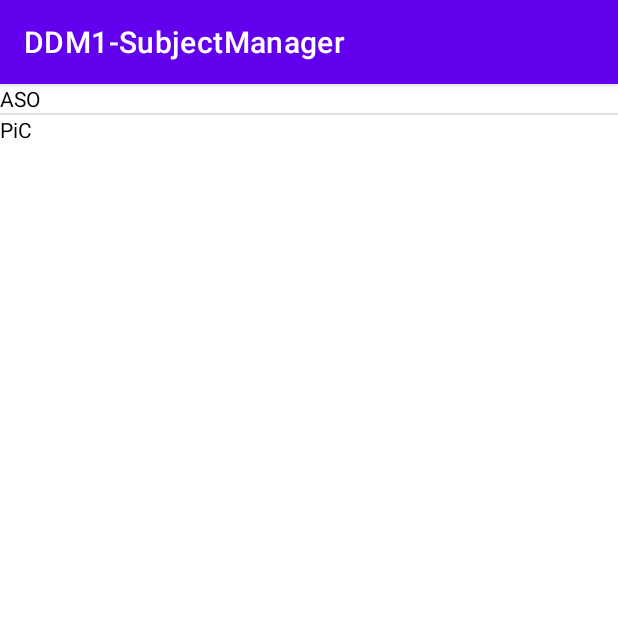
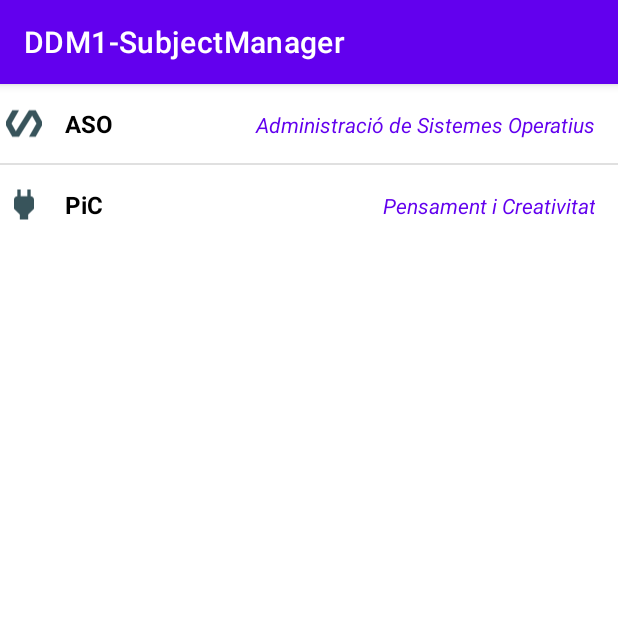
Before and after one commit to guillemmiro97/DDM1-SubjectManager, an Android app: the screen it shows after launch (MainActivity), on a phone screen of 412 x 824 dp, the top half of it. Run offline under Robolectric (Android 15) with nearby library versions, the phone set to English and light mode, and no system bars.

Commit message:
Custom adapter of list done, and description added

```diff
--- /dev/null
+++ b/app/src/main/java/com/example/ddm1_subjectmanager/CustomAdapter.java
@@ -0,0 +1,58 @@
+package com.example.ddm1_subjectmanager;
+
+import android.content.Context;
+import android.view.LayoutInflater;
+import android.view.View;
+import android.view.ViewGroup;
+import android.widget.BaseAdapter;
+import android.widget.ImageView;
+import android.widget.TextView;
+
+public class CustomAdapter extends BaseAdapter {
+
+    private Context context;
+    private String[] subjectTitles;
+    private int[] subjectImages;
+    private String[] subjectDescriptions;
+    private LayoutInflater layoutInflater;
+
+    public CustomAdapter(Context context, String[] subjectTitles, int[] subjectImages, String[] subjectDescriptions) {
+        this.context = context;
+        this.subjectTitles = subjectTitles;
+        this.subjectImages = subjectImages;
+        this.subjectDescriptions = subjectDescriptions;
+        layoutInflater = (LayoutInflater.from(context));
+    }
+
+
+
+    @Override
+    public int getCount() {
+        return subjectTitles.length;
+    }
+
+    @Override
+    public Object getItem(int i) {
+        return null;
+    }
+
+    @Override
+    public long getItemId(int i) {
+        return 0;
+    }
+
+    @Override
+    public View getView(int i, View view, ViewGroup viewGroup) {
+        view = layoutInflater.inflate(R.layout.activity_listview, null);
+        ImageView logo = view.findViewById(R.id.imageLogo);
+        TextView title = view.findViewById(R.id.subjectTitle);
+        TextView description = view.findViewById(R.id.subjectDescription);
+
+        logo.setImageResource(subjectImages[i]);
+        title.setText(subjectTitles[i]);
+        description.setText(subjectDescriptions[i]);
+
+        return view;
+
+    }
+}
--- a/app/src/main/java/com/example/ddm1_subjectmanager/MainActivity.java
+++ b/app/src/main/java/com/example/ddm1_subjectmanager/MainActivity.java
@@ -21,16 +21,21 @@ public class MainActivity extends AppCompatActivity {
         subjects.add(new Subject("PiC", R.drawable.piclogo, "Pensament i Creativitat"));
 
         String names[] = new String[subjects.size()];
+        String descriptions[] = new String[subjects.size()];
+        int[] logos = new int[subjects.size()];
 
         for (int i = 0; i < subjects.size(); i++) {
             names[i] = subjects.get(i).getTitle();
+            logos[i] = subjects.get(i).getLogoImage();
+            descriptions[i] = subjects.get(i).getDescription();
         }
+
+
 
         list = findViewById(R.id.listView);
 
-        ArrayAdapter<String> array = new ArrayAdapter<String>(this,R.layout.activity_listview, R.id.subjectTitle,names);
-
-        list.setAdapter(array);
+        CustomAdapter ca = new CustomAdapter(getApplicationContext(),names,logos,descriptions);
+        list.setAdapter(ca);
 
 
 
--- a/app/src/main/res/layout/activity_listview.xml
+++ b/app/src/main/res/layout/activity_listview.xml
@@ -1,14 +1,34 @@
 <?xml version="1.0" encoding="utf-8"?>
+
 <LinearLayout xmlns:android="http://schemas.android.com/apk/res/android"
     android:layout_width="match_parent"
     android:layout_height="match_parent"
-    android:orientation="vertical">
+    android:orientation="horizontal">
+
+    <ImageView
+        android:id="@+id/imageLogo"
+        android:layout_width="wrap_content"
+        android:layout_height="match_parent"
+        android:paddingLeft="4sp"/>
 
     <TextView
         android:id="@+id/subjectTitle"
-        android:layout_width="fill_parent"
+        android:layout_width="wrap_content"
         android:layout_height="wrap_content"
-        android:layout_gravity="center"
-        android:textColor="@color/black" />
+        android:padding="15dp"
+        android:textColor="@color/black"
+        android:textSize="16sp"
+        android:textStyle="bold" />
+
+    <TextView
+        android:id="@+id/subjectDescription"
+        android:layout_width="match_parent"
+        android:layout_height="wrap_content"
+        android:padding="15dp"
+        android:textColor="@color/design_default_color_primary"
+        android:textSize="14sp"
+        android:textStyle="italic"
+        android:gravity="right"/>
+
 
 </LinearLayout>
```
